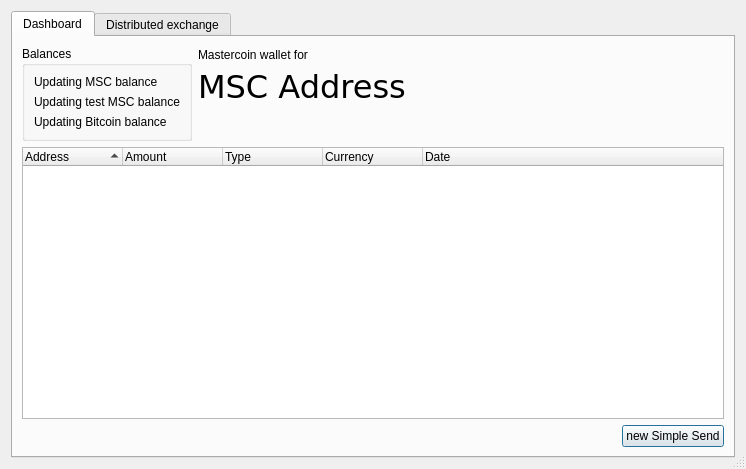
Above: lib/mastercoin-wallet/gui/main_window.ui from maran/mastercoin-wallet before the change. Below: the same form after it.
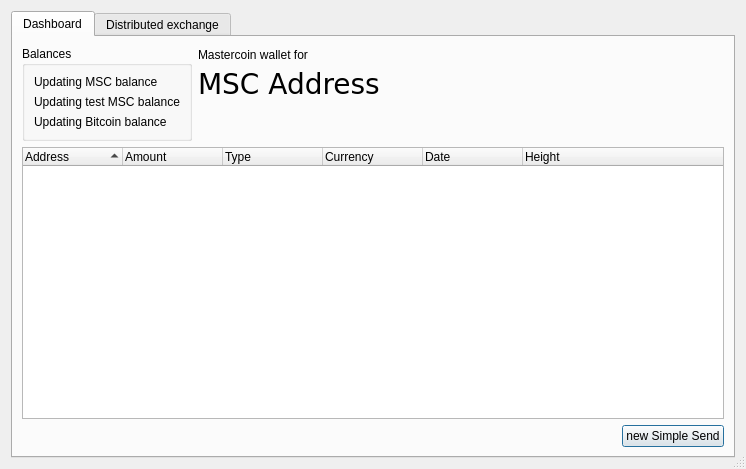
That is the form after the change.

Diff of the .ui file:
```diff
--- a/lib/mastercoin-wallet/gui/main_window.ui
+++ b/lib/mastercoin-wallet/gui/main_window.ui
@@ -115,7 +115,7 @@
              <property name="font">
               <font>
                <family>Verdana</family>
-               <pointsize>24</pointsize>
+               <pointsize>21</pointsize>
               </font>
              </property>
              <property name="text">
@@ -136,7 +136,7 @@
           <bool>true</bool>
          </property>
          <property name="columnCount">
-          <number>5</number>
+          <number>6</number>
          </property>
          <column>
           <property name="text">
@@ -163,6 +163,11 @@
            <string>Date</string>
           </property>
          </column>
+         <column>
+          <property name="text">
+           <string>Height</string>
+          </property>
+         </column>
         </widget>
        </item>
        <item>
```
